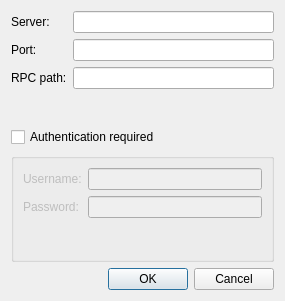
Above: trdialog.ui from viranch/mytv before the change. Below: the same form after it.
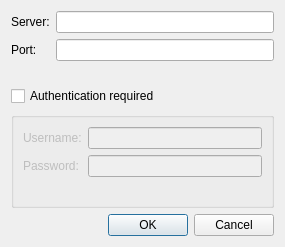
That is the form after the change.

Commit message: Transmission- Remove path configuration - hard code it to '/transmission/rpc'

```diff
--- a/trdialog.ui
+++ b/trdialog.ui
@@ -7,14 +7,14 @@
     <x>0</x>
     <y>0</y>
     <width>285</width>
-    <height>301</height>
+    <height>247</height>
    </rect>
   </property>
   <property name="windowTitle">
    <string>Transmission Server</string>
   </property>
   <layout class="QGridLayout" name="gridLayout">
-   <item row="6" column="0" colspan="2">
+   <item row="5" column="0" colspan="2">
     <widget class="QDialogButtonBox" name="buttonBox3">
      <property name="orientation">
       <enum>Qt::Horizontal</enum>
@@ -31,14 +31,7 @@
      </property>
     </widget>
    </item>
-   <item row="2" column="0">
-    <widget class="QLabel" name="label_3">
-     <property name="text">
-      <string>RPC path:</string>
-     </property>
-    </widget>
-   </item>
-   <item row="5" column="0" colspan="2">
+   <item row="4" column="0" colspan="2">
     <widget class="QGroupBox" name="groupBox">
      <property name="enabled">
       <bool>false</bool>
@@ -97,20 +90,17 @@
    <item row="0" column="1">
     <widget class="QLineEdit" name="hostEdit"/>
    </item>
-   <item row="2" column="1">
-    <widget class="QLineEdit" name="pathEdit"/>
-   </item>
    <item row="1" column="1">
     <widget class="QLineEdit" name="portEdit"/>
    </item>
-   <item row="4" column="0" colspan="2">
+   <item row="3" column="0" colspan="2">
     <widget class="QCheckBox" name="checkBox">
      <property name="text">
       <string>Authentication required</string>
      </property>
     </widget>
    </item>
-   <item row="3" column="0">
+   <item row="2" column="0">
     <spacer name="verticalSpacer_2">
      <property name="orientation">
       <enum>Qt::Vertical</enum>
```
Left out of the diff: 1 changed line with no effect on the pictures. The commit also changes 2 other files.
